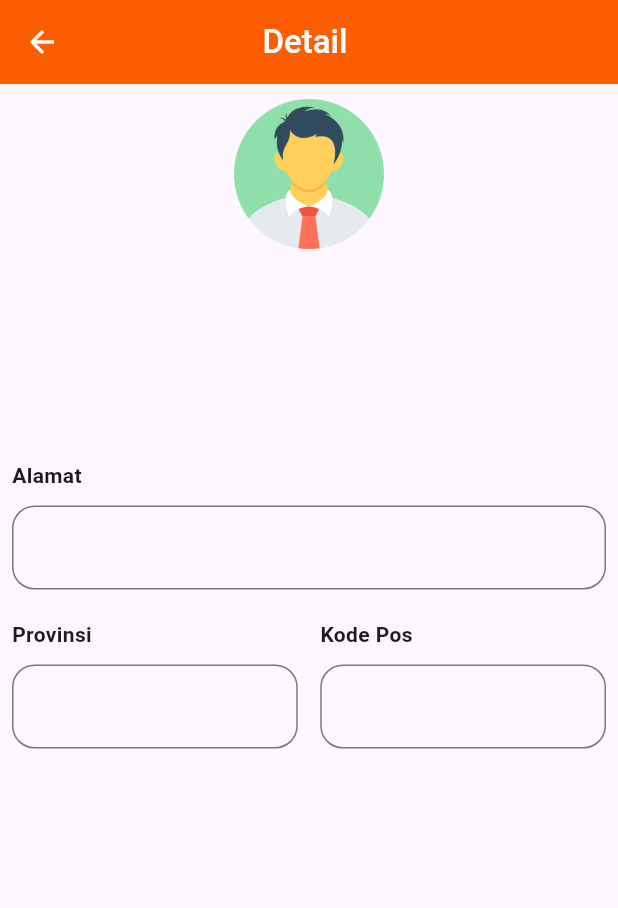
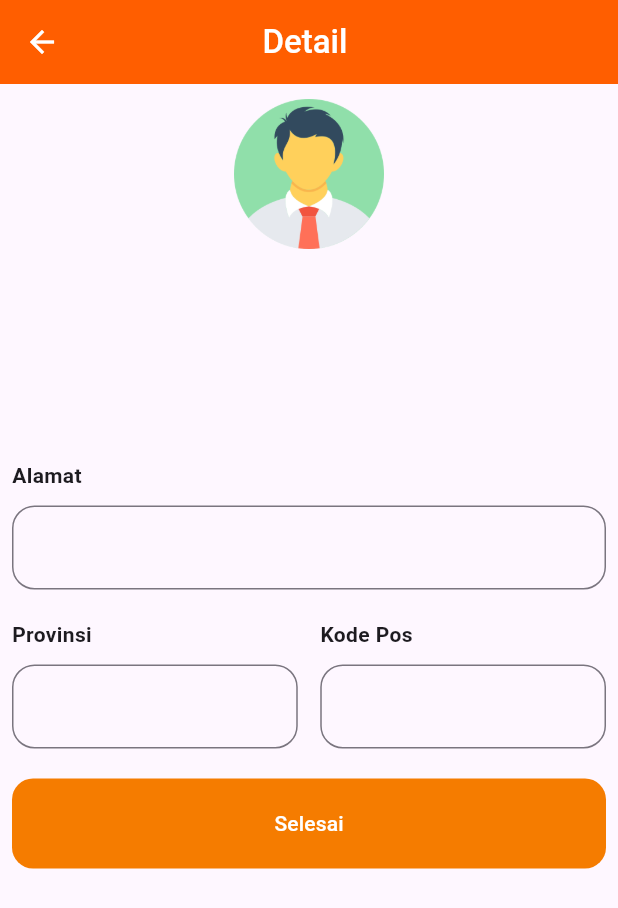
Before and after one commit to isro24/20220140047_UCP1Flutter, a Flutter app: the DetailCustomerPage screen opened directly with empty values, on a phone screen of 412 x 824 dp. Shown: the top 908 px of the screen. Run offline on Flutter 3.47's test engine with Material 3 defaults, Android fonts, the phone set to English and light mode, and no system bars; our stand-ins replace material_design_icons_flutter.

Commit message:
Menambah button pada Detail Customer Page

```diff
--- a/lib/detail_customer_page.dart
+++ b/lib/detail_customer_page.dart
@@ -1,4 +1,5 @@
 import 'package:flutter/material.dart';
+import 'package:ucp1/home_page.dart';
 
 class DetailCustomerPage extends StatelessWidget {
    final String namaCustomer;
@@ -136,6 +137,28 @@ class DetailCustomerPage extends StatelessWidget {
                     ),
                   ],
                 ),
+                const SizedBox(height: 20),
+                SizedBox(
+                  width: double.infinity,
+                  child: FilledButton(
+                  onPressed: (){
+                    Navigator.pushAndRemoveUntil(
+                      context,
+                      MaterialPageRoute(builder: (context) => HomePage(
+                        email: email,
+                      )),
+                      (route) => false,
+                    );
+                  },
+                  style: FilledButton.styleFrom(
+                    shape: RoundedRectangleBorder(
+                      borderRadius: BorderRadius.circular(14),
+                    ),
+                    minimumSize: Size(200, 60),
+                    backgroundColor: Colors.orange[700]
+                  ),
+                  child: Text('Selesai'))
+                )
                 ],
               ),
           )),
```
